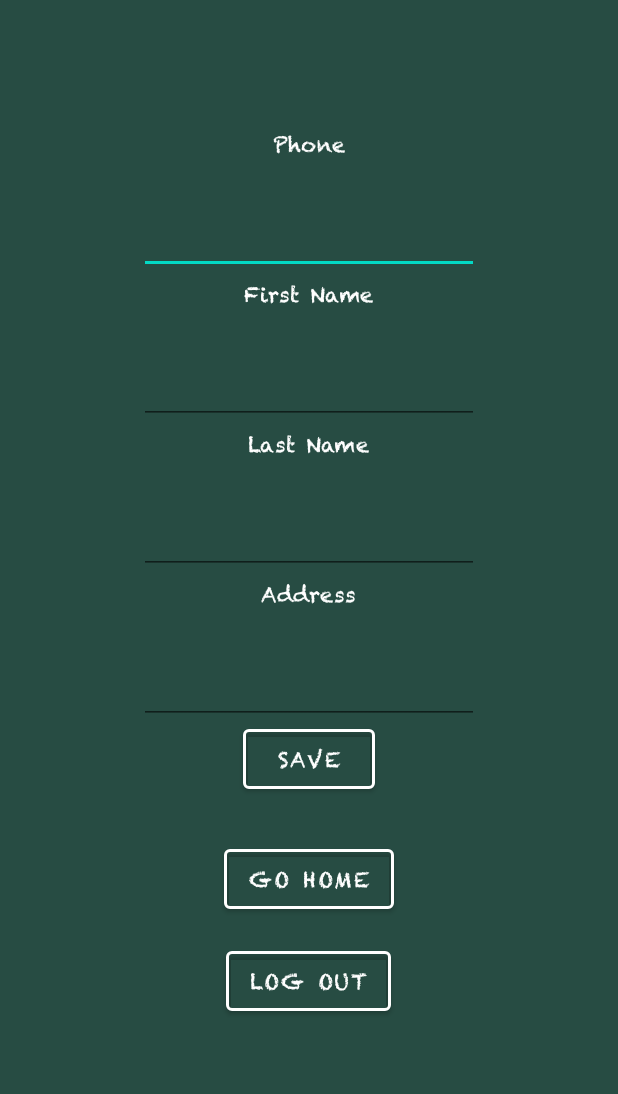
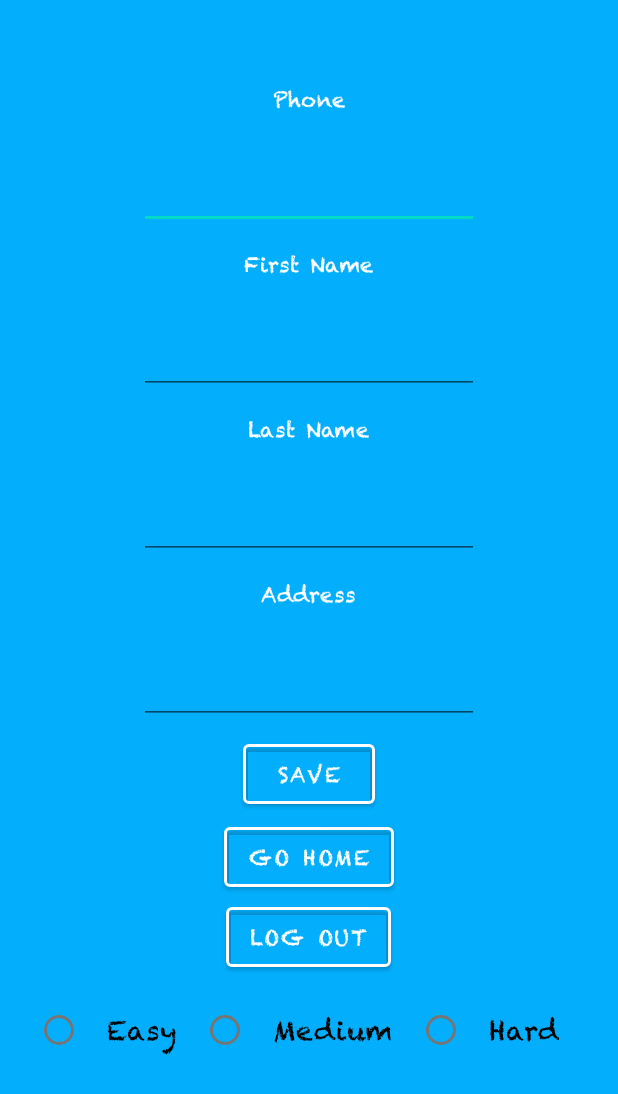
Before and after one commit to diegoluci/SeniorDesign, an Android app: the Settings screen opened directly, with no data from a screen before it, on a phone screen of 412 x 824 dp. Shown: the top 1094 px of the screen. Run offline under Robolectric (Android 15) with nearby library versions, the phone set to English and light mode, and no system bars.

Commit message:
Add files via upload

```diff
--- a/app/src/main/res/layout/activity_main.xml
+++ b/app/src/main/res/layout/activity_main.xml
@@ -5,7 +5,7 @@
     android:layout_width="match_parent"
     android:layout_height="match_parent"
     tools:context=".MainActivity"
-    android:background="#274c43">
+    android:background="#03AFFD">
 
     <TextView
         android:layout_width="wrap_content"
@@ -63,7 +63,7 @@
         android:textColor="#FFFF"
         app:backgroundTint="#00004B51"
         app:strokeColor="#FFFFFF"
-        app:strokeWidth="2dp"
+        app:strokeWidth="2dp" />
 
     />
 
@@ -79,4 +79,5 @@
         app:srcCompat="@drawable/ic_settings" />
 
 
+
 </RelativeLayout>
--- a/app/src/main/res/layout/activity_settings.xml
+++ b/app/src/main/res/layout/activity_settings.xml
@@ -4,7 +4,7 @@
     xmlns:tools="http://schemas.android.com/tools"
     android:layout_width="match_parent"
     android:layout_height="match_parent"
-    android:background="#274c43"
+    android:background="#03AFFD"
     tools:context=".Settings">
 
     <EditText
@@ -13,7 +13,7 @@
         android:layout_height="wrap_content"
         android:layout_alignParentTop="true"
         android:layout_centerHorizontal="true"
-        android:layout_marginTop="120dp"
+        android:layout_marginTop="90dp"
         android:ems="10"
         android:inputType="phone"
         android:text=""
@@ -27,7 +27,7 @@
         android:layout_height="wrap_content"
         android:layout_alignParentTop="true"
         android:layout_centerInParent="true"
-        android:layout_marginTop="220dp"
+        android:layout_marginTop="200dp"
         android:ems="10"
         android:inputType="textPersonName"
         android:text=""
@@ -55,7 +55,7 @@
         android:layout_height="wrap_content"
         android:layout_alignParentTop="true"
         android:layout_centerHorizontal="true"
-        android:layout_marginTop="80dp"
+        android:layout_marginTop="50dp"
         android:fontFamily="@font/chalk"
         android:textColor="#FFFFFF"
         android:text="Phone"
@@ -67,19 +67,19 @@
         android:layout_height="wrap_content"
         android:layout_alignParentTop="true"
         android:layout_centerHorizontal="true"
-        android:layout_marginTop="180dp"
+        android:layout_marginTop="160dp"
         android:text="First Name"
         android:fontFamily="@font/chalk"
         android:textColor="#FFFFFF"
         tools:layout_editor_absoluteY="199dp" />
-
+D
     <TextView
         android:id="@+id/textView3"
         android:layout_width="wrap_content"
         android:layout_height="wrap_content"
         android:layout_alignParentTop="true"
         android:layout_centerHorizontal="true"
-        android:layout_marginTop="280dp"
+        android:layout_marginTop="270dp"
         android:text="Last Name"
         android:fontFamily="@font/chalk"
         android:textColor="#FFFFFF"
@@ -91,7 +91,7 @@
         android:layout_height="wrap_content"
         android:layout_alignParentTop="true"
         android:layout_centerHorizontal="true"
-        android:layout_marginTop="320dp"
+        android:layout_marginTop="310dp"
         android:ems="10"
         android:inputType="textPersonName"
         android:text=""
@@ -118,7 +118,7 @@
         android:layout_height="wrap_content"
         android:layout_alignParentTop="true"
         android:layout_centerHorizontal="true"
-        android:layout_marginTop="480dp"
+        android:layout_marginTop="490dp"
         android:fontFamily="@font/chalk"
         android:text="Save"
         android:textColor="#FFFFFF"
@@ -134,7 +134,7 @@
         android:layout_height="wrap_content"
         android:layout_alignParentTop="true"
         android:layout_centerHorizontal="true"
-        android:layout_marginTop="560dp"
+        android:layout_marginTop="545dp"
         android:fontFamily="@font/chalk"
         android:text="Go Home"
         android:textColor="#FFFFFF"
@@ -149,7 +149,7 @@
         android:layout_height="wrap_content"
         android:layout_below="@+id/Home"
         android:layout_centerHorizontal="true"
-        android:layout_marginTop="16dp"
+        android:layout_marginTop="1dp"
         android:text="Log Out"
         android:fontFamily="@font/chalk"
         app:backgroundTint="#00004B51"
@@ -158,6 +158,45 @@
         app:strokeWidth="2dp"
         android:layout_marginBottom="16dp" />
 
+    <RadioGroup
+        android:id="@+id/difficultyRadioGroup"
+        android:layout_width="wrap_content"
+        android:layout_height="wrap_content"
+        android:layout_below="@id/Address"
+        android:layout_centerHorizontal="true"
+        android:layout_marginTop="180dp"
+        android:orientation="horizontal">
+
+        <RadioButton
+            android:id="@+id/easyDifficulty"
+            android:layout_width="wrap_content"
+            android:layout_height="wrap_content"
+            android:text="Easy"
+            android:textSize="18sp"
+            android:fontFamily="@font/chalk"
+            android:paddingLeft="16dp"
+            android:paddingRight="16dp" />
+
+        <RadioButton
+            android:id="@+id/mediumDifficulty"
+            android:layout_width="wrap_content"
+            android:layout_height="wrap_content"
+            android:text="Medium"
+            android:textSize="18sp"
+            android:fontFamily="@font/chalk"
+            android:paddingLeft="16dp"
+            android:paddingRight="16dp" />
+
+        <RadioButton
+            android:id="@+id/hardDifficulty"
+            android:layout_width="wrap_content"
+            android:layout_height="wrap_content"
+            android:text="Hard"
+            android:textSize="18sp"
+            android:fontFamily="@font/chalk"
+            android:paddingLeft="16dp"
+            android:paddingRight="16dp" />
+    </RadioGroup>
 
 
 
```
Also changed, not shown: app/src/main/res/layout/activity_addr_game.xml (+13 -0 lines), app/src/main/res/layout/activity_name_game.xml (+12 -0 lines), app/src/main/res/layout/activity_phone_game.xml (+13 -1 lines), app/src/main/res/layout/activity_boot_page.xml (line endings or trailing spaces), app/src/main/res/layout/activity_congrats.xml (line endings or trailing spaces), app/src/main/res/layout/activity_login.xml (line endings or trailing spaces), app/src/main/res/layout/activity_register.xml (line endings or trailing spaces).
